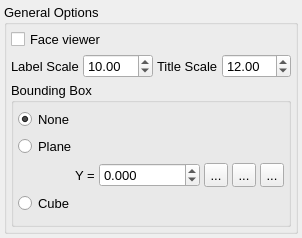
The window that src/gui/view.ui (trisyoungs/uchroma) describes before a commit, drawn with Qt 5.
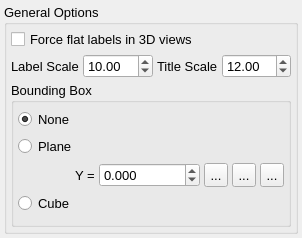
The same window after the commit. Icons and pictures are not drawn.

```diff
--- a/src/gui/view.ui
+++ b/src/gui/view.ui
@@ -56,7 +56,7 @@
       <item>
        <widget class="QCheckBox" name="ViewLabelsFaceViewerCheck">
         <property name="text">
-         <string>Face viewer</string>
+         <string>Force flat labels in 3D views</string>
         </property>
        </widget>
       </item>
```
Left out of the diff: 2 changed lines with no effect on the pictures.
